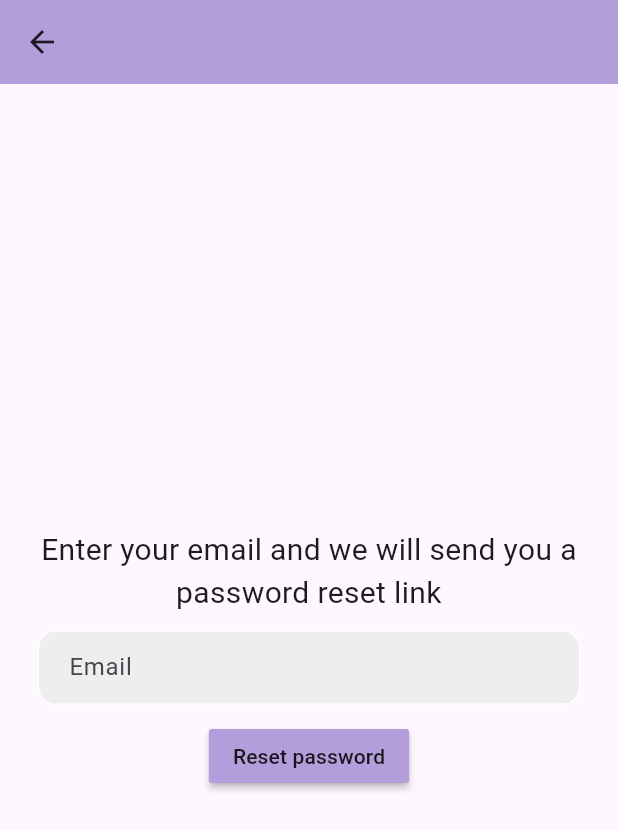
After one commit to chaewy/flutterXfirebase, a Flutter app: the screen it shows after launch, after a tap on "Forgot Password", on a phone screen of 412 x 824 dp. The commit adds this screen. Shown: the top 830 px of the screen. Run offline on Flutter 3.47's test engine with Material 3 defaults, Android fonts, the phone set to English and light mode, and no system bars; our stand-ins replace firebase_auth, firebase_core, google_fonts; accounts and stored records are empty.

Commit message:
can createAcc,login,logout,reset pw

```diff
--- /dev/null
+++ b/lib/pages/forgot_pw_page.dart
@@ -0,0 +1,106 @@
+import 'package:firebase_auth/firebase_auth.dart';
+import 'package:flutter/material.dart';
+
+class ForgotPasswordPage extends StatefulWidget {
+  const ForgotPasswordPage({super.key});
+
+  @override
+  State<ForgotPasswordPage> createState() => _ForgotPasswordPageState();
+}
+
+class _ForgotPasswordPageState extends State<ForgotPasswordPage> {
+
+  final _emailController = TextEditingController();
+
+  @override
+  void dispose() {
+    _emailController.dispose();
+    super.dispose();
+  }
+
+  Future passwordReset() async {
+
+      try {
+        await FirebaseAuth.instance.sendPasswordResetEmail(
+          email: _emailController.text.trim(),
+        );
+        showDialog(
+          context: context,
+          builder: (context) {
+            return AlertDialog(
+              content: Text('Password reset link sent! Check your email'),
+            );
+          },
+      );
+    } on FirebaseException catch (e) {
+        print(e);
+        showDialog(
+          context: context,
+          builder: (context) {
+            return AlertDialog(
+              content: Text(e.message.toString()),
+            );
+          },
+        );
+    }
+
+
+
+  }
+
+  @override
+  Widget build(BuildContext context) {
+    return Scaffold(
+      appBar: AppBar(
+        backgroundColor: Colors.deepPurple[200],
+        elevation: 0,
+      ),
+      body: Column(
+        mainAxisAlignment: MainAxisAlignment.center,
+        children: [
+          Padding(
+            padding: const EdgeInsets.symmetric(horizontal: 25.0),
+            child: Text(
+            'Enter your email and we will send you a password reset link',
+            textAlign: TextAlign.center,
+            style: TextStyle(fontSize: 20),
+            ),
+          ),
+
+          SizedBox(height: 10),
+
+
+          Padding(
+                padding: const EdgeInsets.symmetric(horizontal: 25.0),
+                child: Container(
+                  decoration: BoxDecoration(
+                    color:  Colors.grey[200],
+                    border: Border.all(color: Colors.white),
+                    borderRadius: BorderRadius.circular(12),
+                  ),
+                  child: Padding(
+                    padding: const EdgeInsets.only(left: 20.0),
+                    child: TextField(
+                      controller: _emailController,
+                      decoration: InputDecoration(
+                        border: InputBorder.none,
+                        hintText: "Email",
+                      ),
+                    ),
+                  ),
+                ),
+              ),
+
+              SizedBox(height: 10),
+
+              MaterialButton(
+                onPressed: () => passwordReset(), // Assigning the function reference
+                child: Text('Reset password'),
+                color: Colors.deepPurple[200],
+              ),
+
+        ],
+      ),
+    );
+  }
+}
--- a/lib/pages/loginPage.dart
+++ b/lib/pages/loginPage.dart
@@ -1,9 +1,12 @@
 // ignore_for_file: prefer_const_constructors, use_super_parameters
 
 import 'package:firebase_auth/firebase_auth.dart';
+import 'package:flutter/cupertino.dart';
 import 'package:flutter/material.dart';
 import 'package:flutter/widgets.dart';
 import 'package:google_fonts/google_fonts.dart';
+
+import 'forgot_pw_page.dart';
 
 class LoginPage extends StatefulWidget {
   final VoidCallback showRegisterPage;
@@ -115,6 +118,30 @@ class _LoginPageState extends State<LoginPage> {
 
               SizedBox(height: 15),
 
+              //forgot passowrd
+              Padding(
+                padding: const EdgeInsets.symmetric(horizontal: 25.0),
+                child: Row(
+                  mainAxisAlignment: MainAxisAlignment.end,
+                  children: [
+                    GestureDetector(
+                      onTap: () {
+                        Navigator.push(
+                          context,
+                          MaterialPageRoute(builder: (context) {
+                            return ForgotPasswordPage();
+                          }),
+                        );
+                      },
+                      child: Text("Forgot Password"),
+                    ),
+                  ],
+                ),
+              ),
+
+
+              SizedBox(height: 15),
+
               //signin button
               Padding(
                 padding: const EdgeInsets.symmetric(horizontal: 25.0),
```
